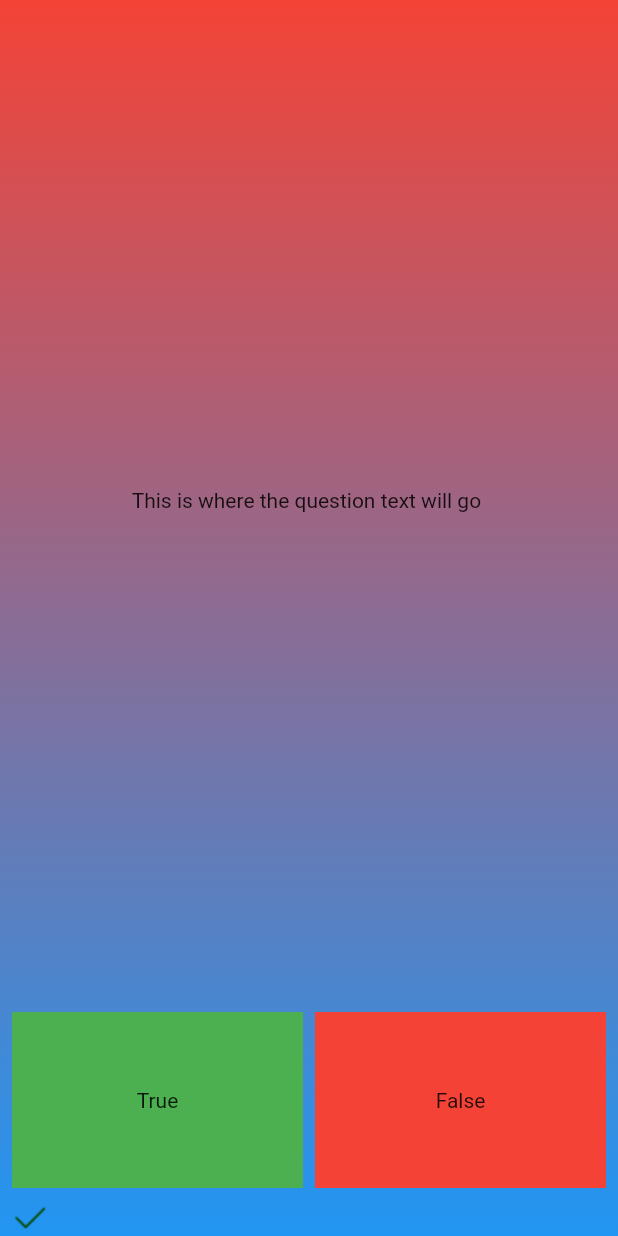
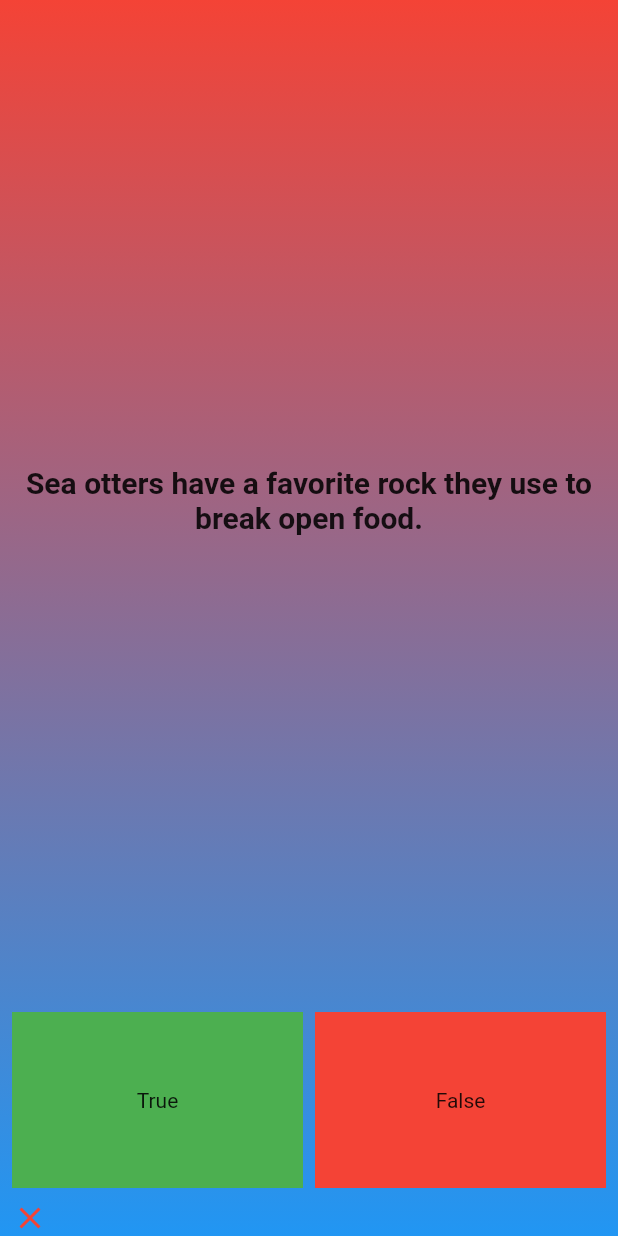
Before and after one commit to Mohammed-Rahma/quize_app, a Flutter app: the screen it shows after launch, after a tap on "True", on a phone screen of 412 x 824 dp. Run offline on Flutter 3.47's test engine with Material 2 defaults, Android fonts, the phone set to English and light mode, and no system bars.

Commit message:
show result

```diff
--- a/lib/main.dart
+++ b/lib/main.dart
@@ -1,4 +1,5 @@
 import 'package:flutter/material.dart';
+import 'package:quizee_app/quiz.dart';
 
 void main() {
   runApp(const MyApp());
@@ -18,93 +19,3 @@ class MyApp extends StatelessWidget {
         home: const Quiz());
   }
 }
-
-class Quiz extends StatefulWidget {
-  const Quiz({Key? key}) : super(key: key);
-
-  @override
-  State<Quiz> createState() => _QuizState();
-}
-
-class _QuizState extends State<Quiz> {
-  List<Widget> score = [];
-
-  @override
-  Widget build(BuildContext context) {
-    return Scaffold(
-      body: SafeArea(
-          child: Container(
-        decoration: const BoxDecoration(
-          gradient: LinearGradient(
-              colors: [Colors.red, Colors.blue],
-              begin: Alignment.topCenter,
-              end: Alignment.bottomCenter),
-        ),
-        child: Column(
-          mainAxisAlignment: MainAxisAlignment.center,
-          children: [
-            Expanded(
-                flex: 5,
-                child: Center(
-                  child: Text('This is where the question text will go '),
-                )),
-            Expanded(
-              child: Padding(
-                padding: const EdgeInsets.all(8.0),
-                child: Row(
-                  children: [
-                    Expanded(
-                      child: InkWell(
-                        onTap: () {
-                          setState(() {
-                            score.add(Image.asset(
-                              'assets/images/icons8-select-checkmark-symbol-to-choose-true-answer-24.png',
-                              color: Color(0xff044b04),
-                            ));
-                          });
-                        },
-                        child: Container(
-                          decoration: BoxDecoration(
-                            color: Colors.green,
-                          ),
-                          child: Center(child: const Text('True')),
-                        ),
-                      ),
-                    ),
-                    SizedBox(
-                      width: 8,
-                    ),
-                    Expanded(
-                      child: InkWell(
-                        onTap: () {
-                          setState(() {
-                            score.add(Icon(
-                              Icons.close,
-                              color: Colors.red,
-                            ));
-                          });
-                        },
-                        child: Container(
-                          decoration: BoxDecoration(
-                            color: Colors.red,
-                          ),
-                          child: Center(child: const Text('False')),
-                        ),
-                      ),
-                    ),
-                  ],
-                ),
-              ),
-            ),
-            Padding(
-              padding: const EdgeInsets.only(left: 8.0),
-              child: Row(
-                children: score,
-              ),
-            )
-          ],
-        ),
-      )),
-    );
-  }
-}
--- /dev/null
+++ b/lib/question.dart
@@ -0,0 +1,5 @@
+class Question {
+  late String question;
+  late bool answer;
+  Question(this.question, this.answer);
+}
--- /dev/null
+++ b/lib/quiz.dart
@@ -0,0 +1,118 @@
+import 'package:flutter/material.dart';
+import 'package:quizee_app/quiz_brain.dart';
+
+class Quiz extends StatefulWidget {
+  const Quiz({Key? key}) : super(key: key);
+
+  @override
+  State<Quiz> createState() => _QuizState();
+}
+
+class _QuizState extends State<Quiz> {
+  List<Widget> score = [];
+  QuizBrain quizBrain = QuizBrain();
+
+  @override
+  Widget build(BuildContext context) {
+    return Scaffold(
+      body: SafeArea(
+          child: Container(
+        decoration: const BoxDecoration(
+          gradient: LinearGradient(
+              colors: [Colors.red, Colors.blue],
+              begin: Alignment.topCenter,
+              end: Alignment.bottomCenter),
+        ),
+        child: Column(
+          mainAxisAlignment: MainAxisAlignment.center,
+          children: [
+            Expanded(
+                flex: 5,
+                child: Center(
+                  child: Text(
+                    quizBrain.getQuestion(),
+                    textAlign: TextAlign.center,
+                    style: const TextStyle(
+                        fontSize: 20, fontWeight: FontWeight.bold),
+                  ),
+                )),
+            Expanded(
+              child: Padding(
+                padding: const EdgeInsets.all(8.0),
+                child: Row(
+                  children: [
+                    Expanded(
+                      child: InkWell(
+                        onTap: () {
+                          setState(() {
+                            if (quizBrain.getAnswer() == true) {
+                              print('correct................');
+                              score.add(Image.asset(
+                                'assets/images/icons8-select-checkmark-symbol-to-choose-true-answer-24.png',
+                                color: const Color(0xff044b04),
+                              ));
+                            } else {
+                              print('wrong.................');
+                              score.add(const Icon(
+                                Icons.close,
+                                color: Colors.red,
+                              ));
+                            }
+                          });
+                          quizBrain.nextQuestion();
+                        },
+                        child: Container(
+                          decoration: const BoxDecoration(
+                            color: Colors.green,
+                          ),
+                          child: const Center(child: Text('True')),
+                        ),
+                      ),
+                    ),
+                    const SizedBox(
+                      width: 8,
+                    ),
+                    Expanded(
+                      child: InkWell(
+                        onTap: () {
+                          setState(() {
+                            if (quizBrain.getAnswer() == false) {
+                              print('wrong.................');
+                              score.add(const Icon(
+                                Icons.close,
+                                color: Colors.red,
+                              ));
+                            } else {
+                              print('correct................');
+                              score.add(Image.asset(
+                                'assets/images/icons8-select-checkmark-symbol-to-choose-true-answer-24.png',
+                                color: const Color(0xff044b04),
+                              ));
+                            }
+                          });
+                          quizBrain.nextQuestion();
+                        },
+                        child: Container(
+                          decoration: const BoxDecoration(
+                            color: Colors.red,
+                          ),
+                          child: const Center(child: Text('False')),
+                        ),
+                      ),
+                    ),
+                  ],
+                ),
+              ),
+            ),
+            Padding(
+              padding: const EdgeInsets.only(left: 8.0),
+              child: Row(
+                children: score,
+              ),
+            )
+          ],
+        ),
+      )),
+    );
+  }
+}
--- /dev/null
+++ b/lib/quiz_brain.dart
@@ -0,0 +1,26 @@
+import 'package:quizee_app/question.dart';
+
+class QuizBrain {
+  int num = 0;
+  List<Question> _questions = [
+    Question(
+        'Sea otters have a favorite rock they use to break open food.', false),
+    Question(
+        'Sea otters have a favorite rock they use to break open food.', true),
+    Question(
+        'Prince Eric and Ariel from The Little Mermaid have a daughter named Princess Song.',
+        false)
+  ];
+
+  void nextQuestion() {
+    if (num < _questions.length - 1) num++;
+  }
+
+  String getQuestion() {
+    return _questions[num].question;
+  }
+
+  bool getAnswer() {
+    return _questions[num].answer;
+  }
+}
```
